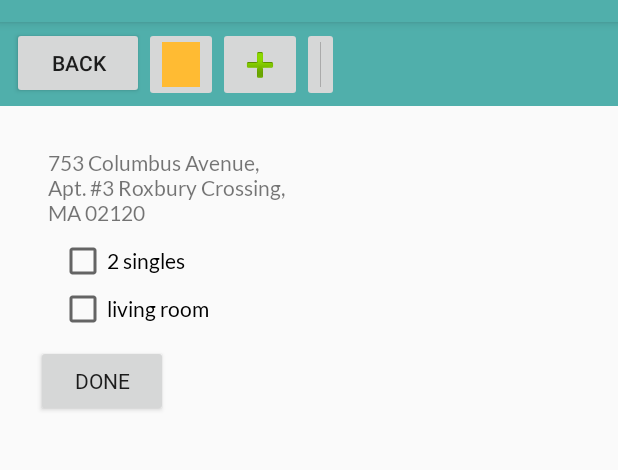
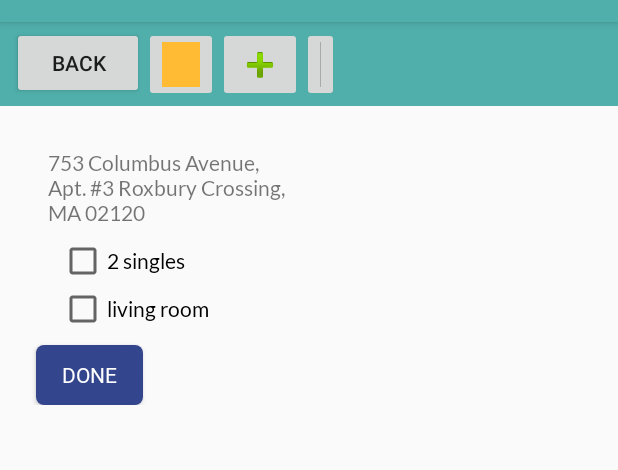
Before and after one commit to dorothysyu/apartmentHunters, an Android app: the IndividualChecklistActivity screen opened directly, with no data from a screen before it, on a phone screen of 412 x 824 dp, the part 62-532 px from its top. Run offline under Robolectric (Android 15) with nearby library versions, the phone set to English and light mode, and no system bars.

Commit message:
edited done button on individual checklist page

```diff
--- a/app/src/main/res/layout/activity_individual_checklist.xml
+++ b/app/src/main/res/layout/activity_individual_checklist.xml
@@ -77,13 +77,15 @@
 
     <Button
         android:id="@+id/done_adding"
-        android:layout_width="wrap_content"
-        android:layout_height="wrap_content"
+        android:layout_width="71dp"
+        android:layout_height="40dp"
         android:layout_marginStart="24dp"
         android:layout_marginLeft="24dp"
         android:layout_marginTop="8dp"
+        android:fontFamily="@font/roboto_regular"
         android:text="@string/action_done_add"
-        android:fontFamily="@font/roboto_regular"
+        android:background="@drawable/btn_selector"
+        android:textColor="@color/white"
         app:layout_constraintStart_toStartOf="parent"
         app:layout_constraintTop_toBottomOf="@+id/linearLayout" />
 
```
